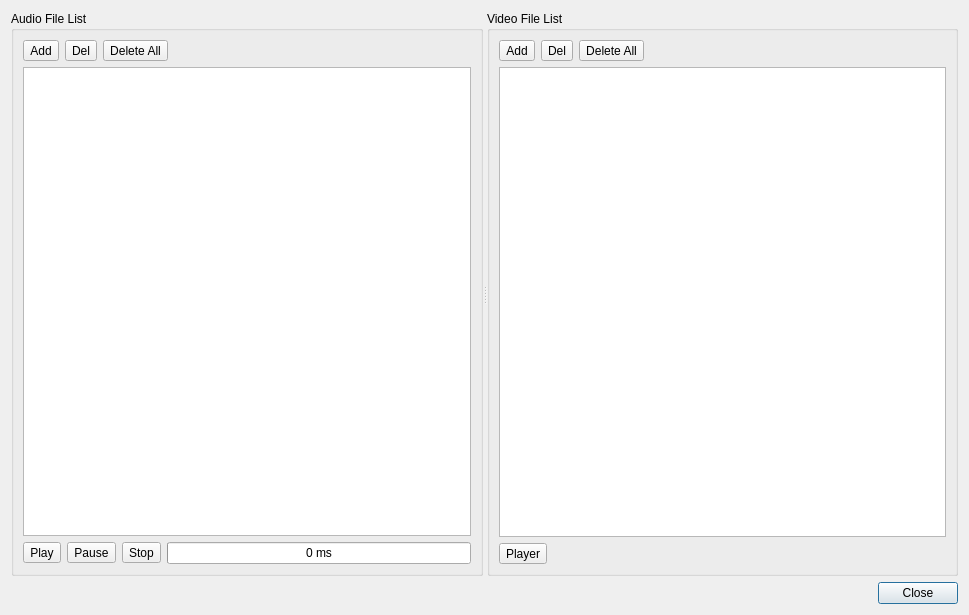
The window that kvmrt2_media_editor/contentsPool.ui (gyongchae/MediaEditor) describes before a commit, drawn with Qt 5.
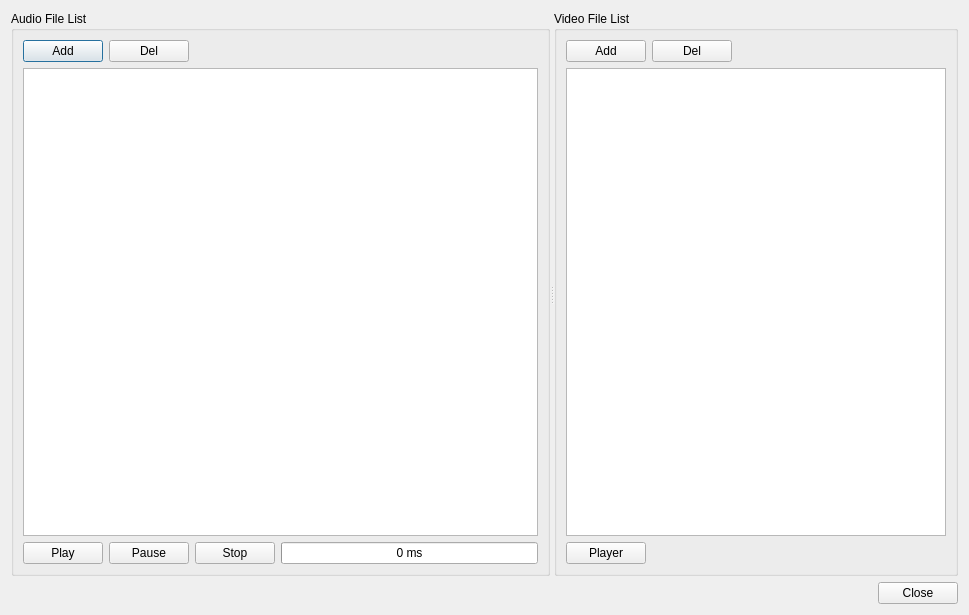
The same window after the commit.

Commit message: file upload 실행 시 argu 전달 / Video 관련 테이블 수정

```diff
--- a/kvmrt2_media_editor/contentsPool.ui
+++ b/kvmrt2_media_editor/contentsPool.ui
@@ -29,26 +29,19 @@
          <item>
           <layout class="QHBoxLayout" name="horizontalLayout">
            <item>
-            <widget class="QToolButton" name="btnAddAudio">
+            <widget class="QPushButton" name="btnAddAudio">
              <property name="text">
               <string>Add</string>
              </property>
             </widget>
            </item>
            <item>
-            <widget class="QToolButton" name="btnDelAudio">
+            <widget class="QPushButton" name="btnDelAudio">
              <property name="text">
               <string>Del</string>
              </property>
             </widget>
            </item>
-           <item>
-            <widget class="QToolButton" name="btnDelAllAudio">
-             <property name="text">
-              <string>Delete All</string>
-             </property>
-            </widget>
-           </item>
            <item>
             <spacer name="horizontalSpacer">
              <property name="orientation">
@@ -68,23 +61,23 @@
           <widget class="QTableView" name="m_tblAudioFilePool"/>
          </item>
          <item>
-          <layout class="QHBoxLayout" name="horizontalLayout_4" stretch="0,0,0,0">
+          <layout class="QHBoxLayout" name="horizontalLayout_4" stretch="0,0,0,1">
            <item>
-            <widget class="QToolButton" name="btnPlayAudio">
+            <widget class="QPushButton" name="btnPlayAudio">
              <property name="text">
               <string>Play</string>
              </property>
             </widget>
            </item>
            <item>
-            <widget class="QToolButton" name="btnPauseAudio">
+            <widget class="QPushButton" name="btnPauseAudio">
              <property name="text">
               <string>Pause</string>
              </property>
             </widget>
            </item>
            <item>
-            <widget class="QToolButton" name="btnStopAudio">
+            <widget class="QPushButton" name="btnStopAudio">
              <property name="text">
               <string>Stop</string>
              </property>
@@ -133,26 +126,19 @@
          <item>
           <layout class="QHBoxLayout" name="horizontalLayout_2">
            <item>
-            <widget class="QToolButton" name="btnAddVideo">
+            <widget class="QPushButton" name="btnAddVideo">
              <property name="text">
               <string>Add</string>
              </property>
             </widget>
            </item>
            <item>
-            <widget class="QToolButton" name="btnDelVideo">
+            <widget class="QPushButton" name="btnDelVideo">
              <property name="text">
               <string>Del</string>
              </property>
             </widget>
            </item>
-           <item>
-            <widget class="QToolButton" name="btnDelAllVideo">
-             <property name="text">
-              <string>Delete All</string>
-             </property>
-            </widget>
-           </item>
            <item>
             <spacer name="horizontalSpacer_2">
              <property name="orientation">
@@ -174,7 +160,7 @@
          <item>
           <layout class="QHBoxLayout" name="horizontalLayout_5">
            <item>
-            <widget class="QToolButton" name="btnPlayVideo">
+            <widget class="QPushButton" name="btnPlayVideo">
              <property name="text">
               <string>Player</string>
              </property>
```
The commit also changes 21 other files.
